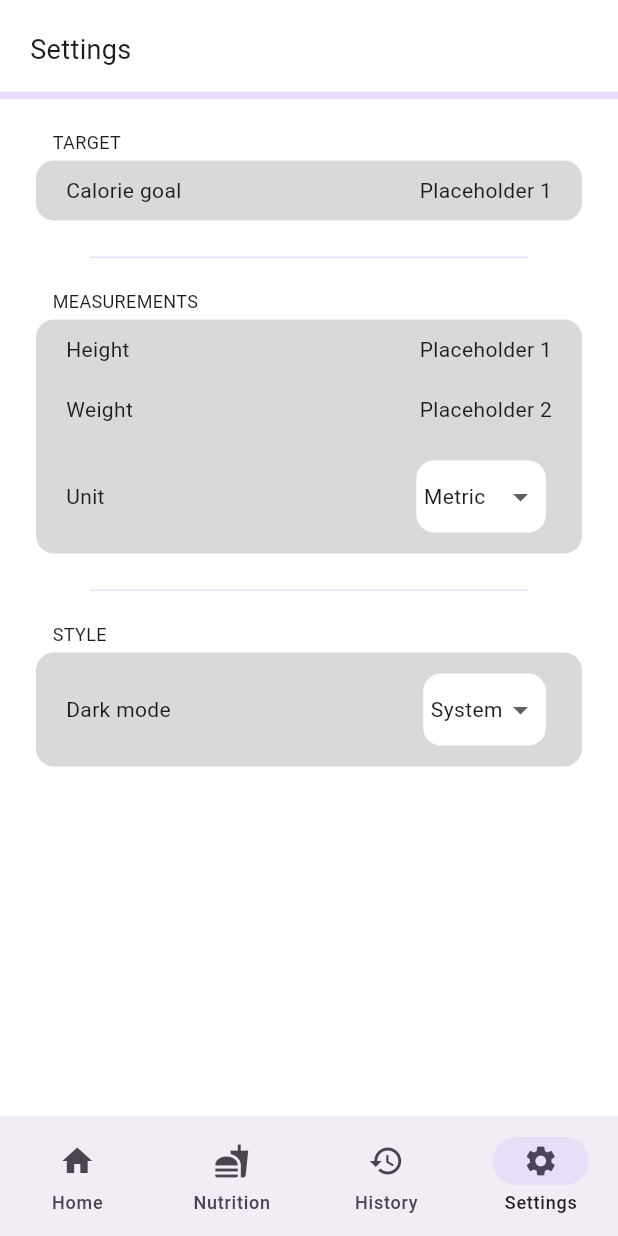
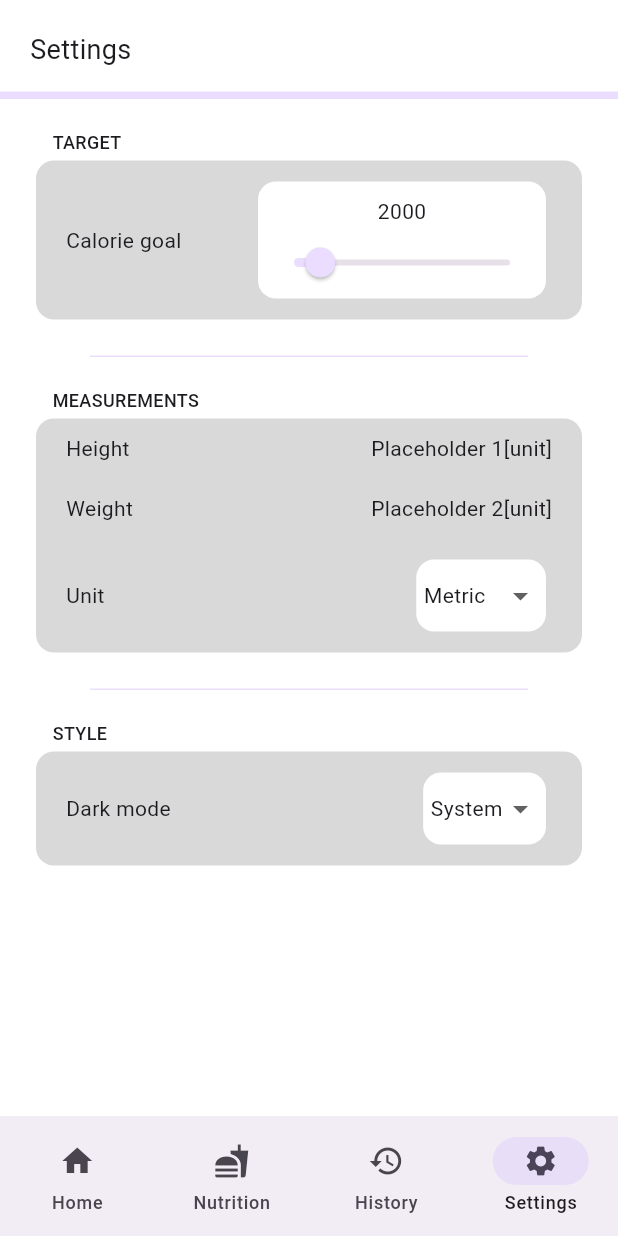
Before and after one commit to smstone0/Caloric, a Flutter app: the screen it shows after launch, item 4 of the bottom bar chosen, on a phone screen of 412 x 824 dp. Run offline on Flutter 3.47's test engine with Material 2 defaults, Android fonts, the phone set to English and light mode, and no system bars; our stand-ins replace sqflite; accounts and stored records are empty.

Commit message:
Add calorie slider

```diff
--- a/lib/settings_page.dart
+++ b/lib/settings_page.dart
@@ -1,5 +1,8 @@
 import 'package:flutter/material.dart';
 import 'grey_card.dart';
+import 'dart:async';
+import 'package:path/path.dart';
+import 'package:sqflite/sqflite.dart';
 
 class SettingsPage extends StatelessWidget {
   const SettingsPage({super.key});
@@ -20,7 +23,7 @@ class SettingsPage extends StatelessWidget {
         ),
         const SizedBox(height: 20),
         const SectionTitle(title: "TARGET"),
-        SettingsCard(titles: ["Calorie goal"], inputs: [Text("Placeholder 1")]),
+        const SettingsCard(titles: ["Calorie goal"], inputs: [CalorieSlider()]),
         const SectionSeparator(),
         const SectionTitle(title: "MEASUREMENTS"),
         SettingsCard(titles: [
@@ -28,8 +31,8 @@ class SettingsPage extends StatelessWidget {
           "Weight",
           "Unit"
         ], inputs: [
-          Text("Placeholder 1"),
-          Text("Placeholder 2"),
+          Text("Placeholder 1[unit]"),
+          Text("Placeholder 2[unit]"),
           SettingsDropdown(
             list: ["Metric", "Imperial"],
           ),
@@ -45,6 +48,50 @@ class SettingsPage extends StatelessWidget {
           ],
         )
       ],
+    );
+  }
+}
+
+class CalorieSlider extends StatefulWidget {
+  const CalorieSlider({
+    super.key,
+  });
+
+  @override
+  State<CalorieSlider> createState() => _CalorieSliderState();
+}
+
+class _CalorieSliderState extends State<CalorieSlider> {
+  //Get
+  double calorieGoal = 2000;
+
+  @override
+  Widget build(BuildContext context) {
+    return Card(
+      color: Colors.white,
+      elevation: 0,
+      child: Column(
+        children: [
+          Padding(
+            padding: const EdgeInsets.only(top: 10),
+            child: Text(
+              calorieGoal.round().toString(),
+            ),
+          ),
+          Slider.adaptive(
+            value: calorieGoal,
+            min: 1000,
+            max: 10000,
+            divisions: 180,
+            activeColor: Theme.of(context).colorScheme.primaryContainer,
+            onChanged: (double value) {
+              setState(() {
+                calorieGoal = value;
+              });
+            },
+          ),
+        ],
+      ),
     );
   }
 }
@@ -115,7 +162,8 @@ class SectionTitle extends StatelessWidget {
   Widget build(BuildContext context) {
     return Padding(
       padding: const EdgeInsets.only(left: 35),
-      child: Text(title, style: const TextStyle(fontSize: 12)),
+      child: Text(title,
+          style: const TextStyle(fontSize: 12, fontWeight: FontWeight.w500)),
     );
   }
 }
--- a/pubspec.yaml
+++ b/pubspec.yaml
@@ -36,6 +36,8 @@ dependencies:
   # Use with the CupertinoIcons class for iOS style icons.
   cupertino_icons: ^1.0.2
   google_fonts: ^5.1.0
+  sqflite: ^2.3.0
+  path: ^1.8.3
 
 dev_dependencies:
   flutter_test:
```
Also changed, not shown: pubspec.lock, 1 other file.
